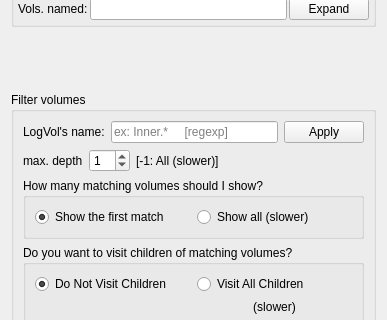
Qt form GeoModelVisualization/VP1GeometrySystems/src/settings_misc_form.ui (efemberg11/GeoModel_rmakhman) before a commit; both pictures show x 0 to 387 and y 124 to 444 of the 387 by 701 pixel window.
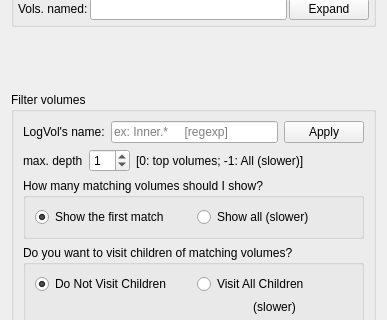
The same form after that commit.

Commit message: Add more info to filter's input fields

Patch:
```diff
--- a/GeoModelVisualization/VP1GeometrySystems/src/settings_misc_form.ui
+++ b/GeoModelVisualization/VP1GeometrySystems/src/settings_misc_form.ui
@@ -214,7 +214,7 @@
         <item>
          <widget class="QLabel" name="label_2">
           <property name="text">
-           <string>[-1: All (slower)]</string>
+           <string>[0: top volumes; -1: All (slower)]</string>
           </property>
          </widget>
         </item>
```
